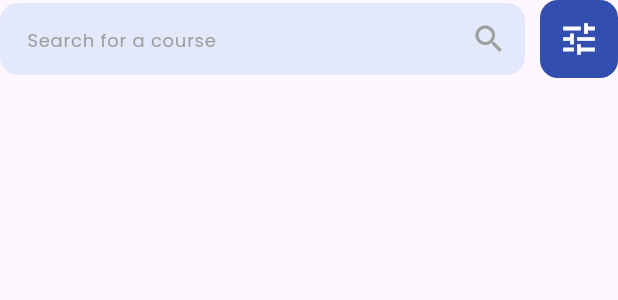
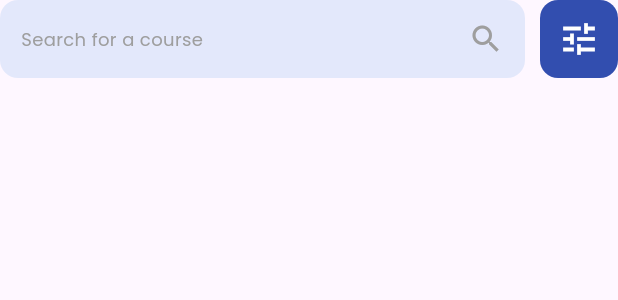
Before and after one commit to Thienry18/project-mobile, a Flutter app: the SearchBarWidget widget shown alone on an empty page, opened directly, on a phone screen of 412 x 824 dp. Shown: the top 300 px of the screen. Run offline on Flutter 3.47's test engine with Material 3 defaults, Android fonts, the phone set to English and light mode, and no system bars; our stand-ins replace country_picker, flutter_speed_dial, flutter_svg, google_fonts, shared_preferences, video_player; accounts and stored records are empty; network calls fail.

Commit message:
kasih sedikit search screen

```diff
--- a/lib/screens/my_certificate.dart
+++ b/lib/screens/my_certificate.dart
@@ -57,12 +57,6 @@ class _CertificatePageState extends State<CertificatePage> {
             fontSize: 18,
           ),
         ),
-        actions: [
-          IconButton(
-            icon: const Icon(Icons.search, color: Colors.grey),
-            onPressed: () {},
-          ),
-        ],
         backgroundColor: Colors.white,
         elevation: 0,
       ),
--- a/lib/widgets/password_strength_bar.dart
+++ b/lib/widgets/password_strength_bar.dart
@@ -17,7 +17,7 @@ class PasswordStrengthBar extends StatelessWidget {
     return LayoutBuilder(
       builder: (context, constraints) {
         // Total width dikurangi margin antar bar (2 * 8)
-        final double barWidth = (constraints.maxWidth - (2 * 8)) / 3;
+        final double barWidth = (constraints.maxWidth - (2 * 13)) / 3;
 
         return Row(
           mainAxisAlignment: MainAxisAlignment.center,
--- a/lib/widgets/search_bar.dart
+++ b/lib/widgets/search_bar.dart
@@ -1,5 +1,7 @@
 import 'package:flutter/material.dart';
 import 'package:google_fonts/google_fonts.dart';
+import 'package:projek_mobile/data/explore_data.dart';
+import 'package:projek_mobile/screens/search_screen.dart';
 import 'package:projek_mobile/widgets/filter_menu_button.dart';
 
 class SearchBarWidget extends StatelessWidget {
@@ -9,21 +11,37 @@ class SearchBarWidget extends StatelessWidget {
   Widget build(BuildContext context) {
     return Row(
       children: [
+        // Expanded biar responsif penuh
         Expanded(
-          child: TextField(
-            decoration: InputDecoration(
-              hintText: 'Search for a course',
-              hintStyle: GoogleFonts.poppins(fontSize: 12, color: Colors.grey),
-              suffixIcon: const Icon(Icons.search, color: Colors.grey),
-              filled: true,
-              fillColor: const Color(0xFFE3E8FB),
-              contentPadding: const EdgeInsets.symmetric(
-                vertical: 0,
-                horizontal: 14,
+          child: GestureDetector(
+            onTap: () {
+              Navigator.push(
+                context,
+                MaterialPageRoute(
+                  builder:
+                      (context) => SearchScreen(courseList: trendingCourses),
+                ),
+              );
+            },
+            child: Container(
+              padding: const EdgeInsets.symmetric(horizontal: 14, vertical: 14),
+              decoration: BoxDecoration(
+                color: const Color(0xFFE3E8FB),
+                borderRadius: BorderRadius.circular(12),
               ),
-              border: OutlineInputBorder(
-                borderRadius: BorderRadius.circular(12),
-                borderSide: BorderSide.none,
+              child: Row(
+                children: [
+                  Expanded(
+                    child: Text(
+                      'Search for a course',
+                      style: GoogleFonts.poppins(
+                        fontSize: 12,
+                        color: Colors.grey,
+                      ),
+                    ),
+                  ),
+                  const Icon(Icons.search, color: Colors.grey),
+                ],
               ),
             ),
           ),
```
Also changed, not shown: lib/screens/my_course_page.dart (+7 -3 lines), lib/screens/notification_page.dart (+0 -9 lines), lib/screens/reset_password.dart (+15 -5 lines), lib/screens/search_screen.dart (added, +81 -0 lines).
